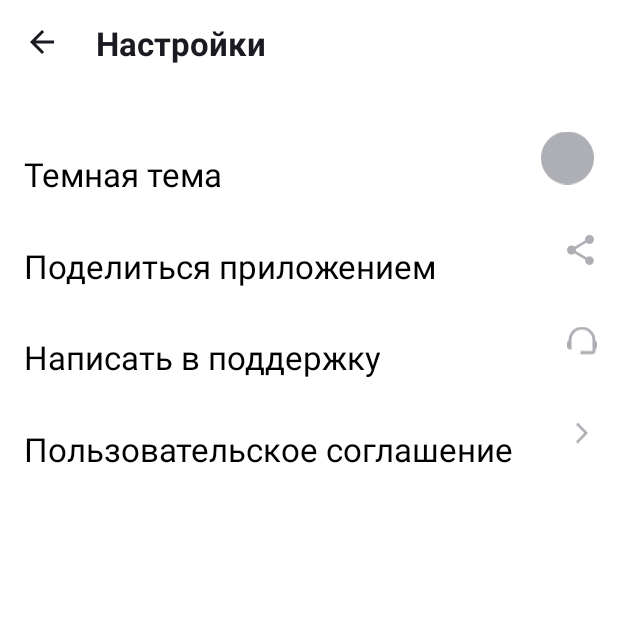
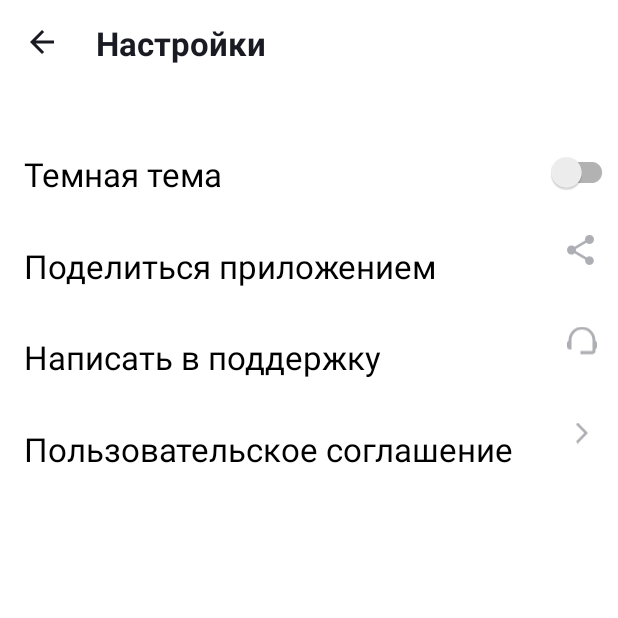
Before and after one commit to OlegQt/Yandex-Practicum_PlaylistMaker, an Android app: the ActivitySettings screen opened directly, with no data from a screen before it, on a phone screen of 412 x 824 dp, the top half of it. Run offline under Robolectric (Android 15) with nearby library versions, the phone set to English and light mode, and no system bars.

Commit message:
Change the image of switch to element switchCompat in ActivitySettings

```diff
--- a/app/src/main/res/layout/activity_main.xml
+++ b/app/src/main/res/layout/activity_main.xml
@@ -15,8 +15,8 @@
         android:layout_width="wrap_content"
         android:layout_height="wrap_content"
         android:text="@string/app_name"
+        android:textColor="@color/white"
         android:textSize="@dimen/text_size_high"
-        android:textColor="@color/white"
 
         />
 
@@ -25,52 +25,47 @@
         android:layout_width="match_parent"
         android:layout_height="0dp"
         android:layout_marginTop="40dp"
+        android:layout_marginBottom="0dp"
         android:layout_weight="1"
+        android:backgroundTint="@color/white"
+        android:text="@string/search"
         android:textColor="@color/black"
-        android:text="@string/search"
-        android:layout_marginBottom="0dp"
-        android:backgroundTint="@color/white"
+        android:textAllCaps="false"
         app:cornerRadius="@dimen/button_corner_radius"
         app:icon="@drawable/ic_vector"
         app:iconGravity="textStart"
-        app:iconTint="@color/black"
-        app:iconPadding="10dp"
+        app:iconPadding="@dimen/icon_padding_in_button"
+        app:iconTint="@color/black" />
 
-
-
-        />
-    <!--@dimen/icon_padding-->
     <Button
-
         android:id="@+id/media"
         android:layout_width="match_parent"
         android:layout_height="0dp"
+        android:layout_marginBottom="0dp"
         android:layout_weight="1"
+        android:backgroundTint="@color/white"
+        android:text="@string/media_library"
         android:textColor="@color/black"
-        android:text="@string/media_library"
-        android:layout_marginBottom="0dp"
-        android:backgroundTint="@color/white"
+        android:textAllCaps="false"
         app:cornerRadius="@dimen/button_corner_radius"
         app:icon="@drawable/ic_media"
         app:iconGravity="textStart"
-        app:iconTint="@color/black"
-        app:iconPadding="10dp"
-        />
+        app:iconPadding="@dimen/icon_padding_in_button"
+        app:iconTint="@color/black" />
 
     <com.google.android.material.button.MaterialButton
         android:id="@+id/settings"
         android:layout_width="match_parent"
         android:layout_height="0dp"
+        android:layout_marginBottom="16dp"
         android:layout_weight="1"
+        android:backgroundTint="@color/white"
+        android:text="@string/options"
         android:textColor="@color/black"
-        android:text="@string/options"
-        android:layout_marginBottom="16dp"
-        android:backgroundTint="@color/white"
+        android:textAllCaps="false"
+        app:cornerRadius="@dimen/button_corner_radius"
         app:icon="@drawable/ic_options"
         app:iconGravity="textStart"
-        app:iconTint="@color/black"
-        app:iconPadding="10dp"
-        app:cornerRadius="@dimen/button_corner_radius"
-        />
-
+        app:iconPadding="@dimen/icon_padding_in_button"
+        app:iconTint="@color/black" />
 </LinearLayout>
--- a/app/src/main/res/layout/activity_settings.xml
+++ b/app/src/main/res/layout/activity_settings.xml
@@ -1,120 +1,137 @@
 <?xml version="1.0" encoding="utf-8"?>
 <FrameLayout xmlns:android="http://schemas.android.com/apk/res/android"
-    xmlns:app="http://schemas.android.com/apk/res-auto"
+    android:layout_width="match_parent"
     android:layout_height="match_parent"
-    android:layout_width="match_parent"
     android:background="@color/white">
 
     <FrameLayout
         android:layout_width="match_parent"
         android:layout_height="match_parent">
+
         <ImageView
             android:id="@+id/backToMainActivity"
             android:layout_width="wrap_content"
             android:layout_height="wrap_content"
-            android:src="@drawable/arrowback"
+            android:layout_marginStart="20dp"
             android:layout_marginTop="20dp"
-            android:layout_marginStart="20dp"/>
+            android:src="@drawable/arrowback" />
+
         <TextView
             android:layout_width="wrap_content"
             android:layout_height="wrap_content"
+            android:layout_marginStart="64dp"
             android:layout_marginTop="14dp"
-            android:layout_marginStart="64dp"
             android:text="@string/options"
             android:textColor="#1A1B22"
             android:textSize="22sp"
             android:textStyle="bold" />
     </FrameLayout>
 
-    <FrameLayout
+    <LinearLayout
         android:layout_width="match_parent"
-        android:layout_height="wrap_content">
+        android:layout_height="wrap_content"
+        android:orientation="horizontal"
+        android:layout_marginTop="80dp"
+        android:layout_marginStart="@dimen/start_txt_pad"
+
+        >
+
         <TextView
-            android:layout_width="match_parent"
+            android:layout_width="0dp"
+            android:layout_weight="7"
             android:layout_height="wrap_content"
+            android:paddingTop="@dimen/top_txt_pad"
+            android:paddingBottom="0dp"
+            android:gravity="start"
             android:text="@string/night_theme"
             android:textColor="@color/black"
             android:textSize="@dimen/text_size_high"
-            android:paddingStart="@dimen/start_txt_pad"
-            android:paddingTop="@dimen/top_txt_pad"
-            android:paddingBottom="0dp"
-            android:layout_marginTop="80dp"
             />
 
-        <ImageView
-            android:layout_width="35dp"
+        <androidx.appcompat.widget.SwitchCompat
+            android:layout_width="0dp"
+            android:layout_weight="1"
+            android:paddingTop="@dimen/top_txt_pad"
             android:layout_height="match_parent"
-            android:src="@drawable/knob"
-            android:layout_gravity="end"
-            android:layout_marginEnd="16dp"
-            android:layout_marginTop="80dp"/>
-    </FrameLayout>
+
+
+            android:gravity="end"
+
+            />
+
+    </LinearLayout>
 
 
     <FrameLayout
         android:layout_width="match_parent"
         android:layout_height="wrap_content">
+
         <TextView
             android:layout_width="match_parent"
             android:layout_height="wrap_content"
-            android:text="@string/share_app"
-            android:textColor="@color/black"
-            android:textSize="@dimen/text_size_high"
+            android:layout_marginTop="141dp"
             android:paddingStart="@dimen/start_txt_pad"
             android:paddingTop="@dimen/top_txt_pad"
             android:paddingBottom="0dp"
-            android:layout_marginTop="141dp" />
+            android:text="@string/share_app"
+            android:textColor="@color/black"
+            android:textSize="@dimen/text_size_high" />
+
         <ImageView
             android:layout_width="18dp"
             android:layout_height="match_parent"
-            android:src="@drawable/share"
             android:layout_gravity="end"
+            android:layout_marginTop="141dp"
             android:layout_marginEnd="16dp"
-            android:layout_marginTop="141dp"/>
+            android:src="@drawable/share" />
     </FrameLayout>
 
     <FrameLayout
         android:layout_width="match_parent"
         android:layout_height="wrap_content">
+
         <TextView
             android:layout_width="match_parent"
             android:layout_height="wrap_content"
-            android:text="@string/support_ask"
-            android:textColor="@color/black"
-            android:textSize="@dimen/text_size_high"
+            android:layout_marginTop="202dp"
             android:paddingStart="@dimen/start_txt_pad"
             android:paddingTop="@dimen/top_txt_pad"
             android:paddingBottom="0dp"
-            android:layout_marginTop="202dp" />
+            android:text="@string/support_ask"
+            android:textColor="@color/black"
+            android:textSize="@dimen/text_size_high" />
+
         <ImageView
             android:layout_width="20dp"
             android:layout_height="match_parent"
-            android:src="@drawable/brain"
             android:layout_gravity="end"
+            android:layout_marginTop="202dp"
             android:layout_marginEnd="14dp"
-            android:layout_marginTop="202dp"/>
+            android:src="@drawable/brain" />
     </FrameLayout>
 
     <FrameLayout
         android:layout_width="match_parent"
         android:layout_height="wrap_content">
+
         <TextView
             android:layout_width="match_parent"
             android:layout_height="wrap_content"
-            android:text="@string/user_agreement"
-            android:textColor="@color/black"
-            android:textSize="@dimen/text_size_high"
+            android:layout_marginTop="263dp"
             android:paddingLeft="@dimen/start_txt_pad"
             android:paddingTop="@dimen/top_txt_pad"
             android:paddingBottom="0dp"
-            android:layout_marginTop="263dp" />
+            android:text="@string/user_agreement"
+            android:textColor="@color/black"
+            android:textSize="@dimen/text_size_high" />
+
         <ImageView
             android:layout_width="8dp"
             android:layout_height="match_parent"
-            android:src="@drawable/agreement"
             android:layout_gravity="end"
+            android:layout_marginTop="263dp"
             android:layout_marginEnd="20dp"
-            android:layout_marginTop="263dp"/>
+            android:src="@drawable/agreement" />
     </FrameLayout>
 
 </FrameLayout>
--- a/app/src/main/res/values/dimens.xml
+++ b/app/src/main/res/values/dimens.xml
@@ -5,6 +5,6 @@
     <dimen name="text_size_high">22sp</dimen>
     <dimen name="start_txt_pad">16dp</dimen>
     <dimen name="top_txt_pad">21dp</dimen>
-
+    <dimen name="icon_padding_in_button">10dp</dimen>
 
 </resources>
```
